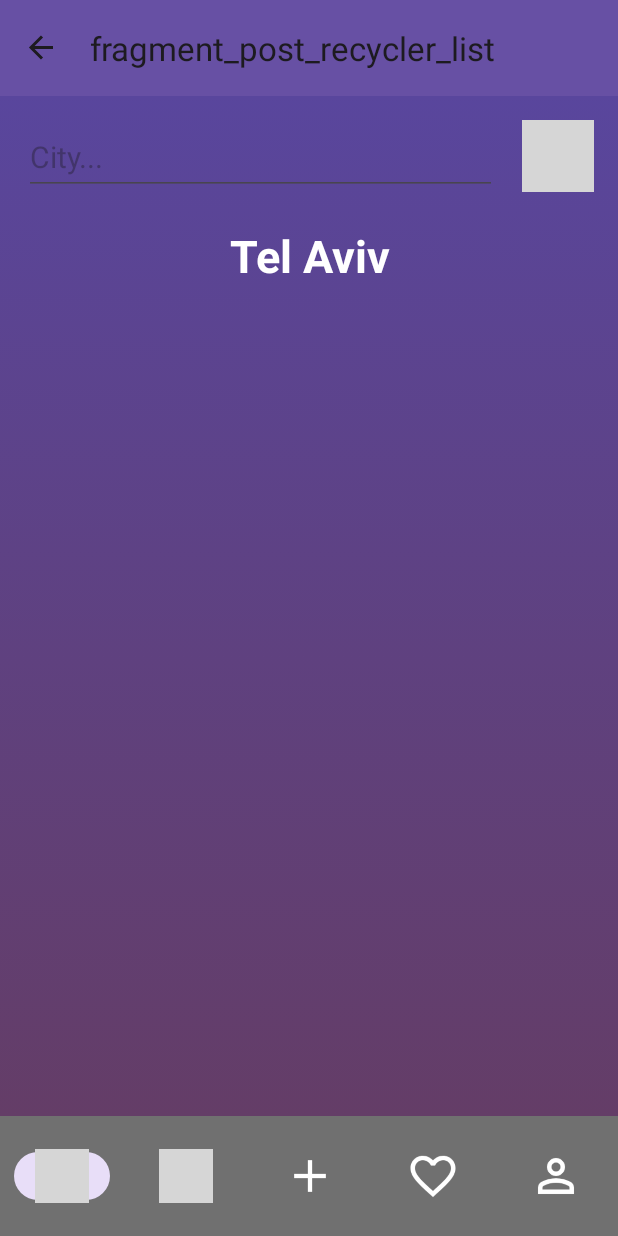
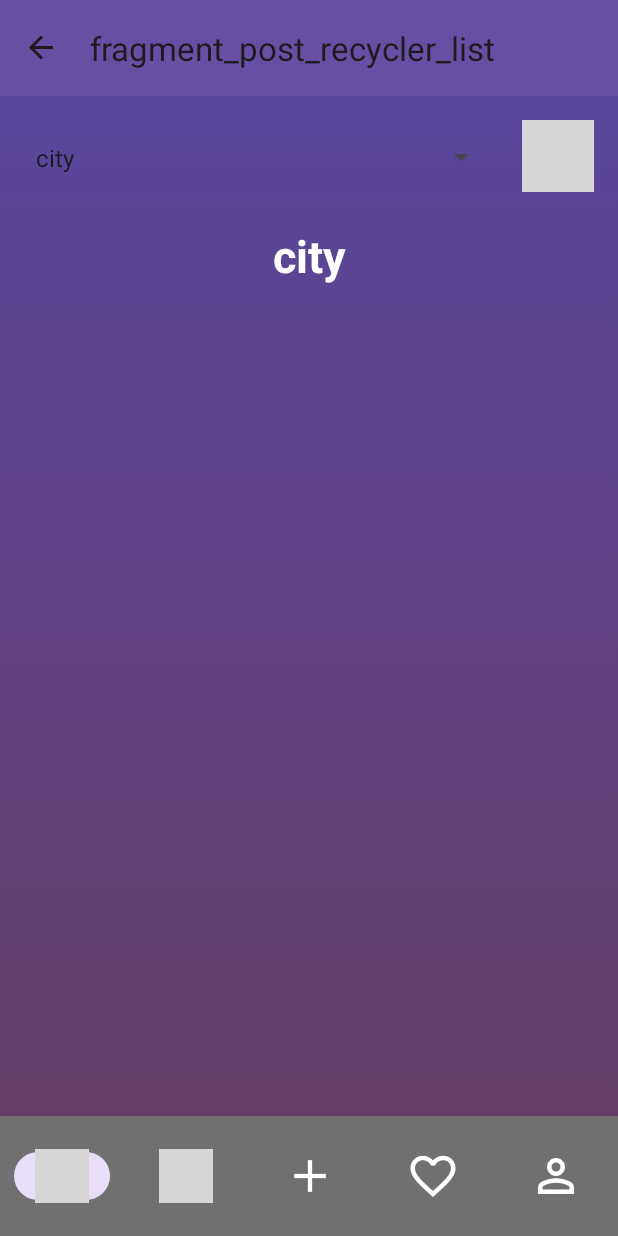
Before and after one commit to talgins47/WearWise, an Android app: the PostRecyclerList screen opened through its navigation route, on a phone screen of 412 x 824 dp. Run offline under Robolectric (Android 15) with nearby library versions, the phone set to English and light mode, and no system bars; our stand-ins replace Firebase (no records; nobody signed in at launch, a user with empty details on screens opened directly), Room's generated code, navigation-ui; grey boxes are pictures that could not be loaded.

Commit message:
post list

```diff
--- a/app/src/main/java/com/example/wearwise/PostRecyclerList.java
+++ b/app/src/main/java/com/example/wearwise/PostRecyclerList.java
@@ -2,76 +2,83 @@ package com.example.wearwise;
 
 import android.content.Context;
 import android.os.Bundle;
+import android.view.LayoutInflater;
+import android.view.View;
+import android.view.ViewGroup;
+import android.widget.AdapterView;
+import android.widget.ArrayAdapter;
+import android.widget.Spinner;
 
 import androidx.annotation.NonNull;
 import androidx.fragment.app.Fragment;
 import androidx.lifecycle.ViewModelProvider;
-import androidx.recyclerview.widget.GridLayoutManager;
 import androidx.recyclerview.widget.LinearLayoutManager;
 import androidx.recyclerview.widget.RecyclerView;
+import androidx.swiperefreshlayout.widget.SwipeRefreshLayout;
 
-import android.view.LayoutInflater;
-import android.view.View;
-import android.view.ViewGroup;
-
-import com.example.wearwise.Adapters.DailyWeatherAdapter;
 import com.example.wearwise.Adapters.PostAdapter;
+import com.example.wearwise.Adapters.SpinnerAdapter;
 import com.example.wearwise.databinding.FragmentPostRecyclerListBinding;
 import com.example.wearwise.model.Model;
 import com.example.wearwise.model.Post;
 
-import java.util.LinkedList;
 import java.util.List;
 
 public class PostRecyclerList extends Fragment {
-     RecyclerView postList;
-     PostAdapter adapter;
-     FragmentPostRecyclerListBinding binding;
-     PostsListFragmentViewModel viewModel;
+
+    private FragmentPostRecyclerListBinding binding;
+    private PostAdapter adapter;
+    private PostsListFragmentViewModel viewModel;
+    String city= "";
+
 
     public View onCreateView(LayoutInflater inflater, ViewGroup container,
                              Bundle savedInstanceState) {
         binding = FragmentPostRecyclerListBinding.inflate(inflater, container, false);
         View view = binding.getRoot();
-        //View view = inflater.inflate(R.layout.fragment_post_recycler_list, container, false);
+
         binding.postRecyclerView.setHasFixedSize(true);
         binding.postRecyclerView.setLayoutManager(new LinearLayoutManager(getContext()));
-        adapter = new PostAdapter(viewModel.getPostData().getValue(),getLayoutInflater());
-        binding.postRecyclerView.setAdapter(adapter);
+        adapter = new PostAdapter(viewModel.getPostData().getValue(), getLayoutInflater());
+        binding.postCitySpinner.setAdapter(SpinnerAdapter.setCitySpinner(getContext()));
+        binding.swipeRefresh.setOnRefreshListener(this::reloadData);
 
+        binding.postCitySpinner.setOnItemSelectedListener(new AdapterView.OnItemSelectedListener() {
+            @Override
+            public void onItemSelected(AdapterView<?> parent, View view, int position, long id) {
+                city=parent.getItemAtPosition(position).toString();
+                binding.postCity.setText(city);
+                loadPostsByCity(city);
+            }
 
+            @Override
+            public void onNothingSelected(AdapterView<?> parent) {
+            }
+    });
 
-    /*    Model.instance().getPostByCity((pCityList )->{
-            viewModel.setPostData(pCityList);
-            adapter.setPostData(viewModel.getPostData());
-                },"New York");
-        postList = view.findViewById(R.id.postRecyclerView);
-        postList.setHasFixedSize(true);
-        postList.setLayoutManager(new GridLayoutManager(getContext(),3));
-        postList.setAdapter(new DailyWeatherAdapter());*/
-
-        viewModel.getPostData().observe(getViewLifecycleOwner(),list->{
+        viewModel.getPostData().observe(getViewLifecycleOwner(), list -> {
             adapter.setPostData(list);
-            //binding.progressBar.setVisibility(View.GONE);
-        });
-        //Add post button
-
-        binding.swipeRefresh.setOnRefreshListener(()->{
-            reloadData();
+            binding.swipeRefresh.setRefreshing(false); // Stop refreshing
         });
 
         return view;
-
     }
 
-    public void onAttach(@NonNull Context context){
-         super.onAttach(context);
-         viewModel = new ViewModelProvider(this).get(PostsListFragmentViewModel.class);
+    @Override
+    public void onAttach(@NonNull Context context) {
+        super.onAttach(context);
+        viewModel = new ViewModelProvider(this).get(PostsListFragmentViewModel.class);
     }
 
-    void reloadData() {
-        //binding.progressBar.setvisibilty(View.VISIBLE);
+    private void loadPostsByCity(String city) {
+        Model.instance().getPostByCity(posts -> {
+            viewModel.setPostData(posts);
+            adapter.setPostData(posts);
+        }, city);
+    }
+
+    private void reloadData() {
+        binding.swipeRefresh.setRefreshing(true); // Show refreshing indicator
         Model.instance().getRefreshPosts();
     }
-
 }
--- a/app/src/main/java/com/example/wearwise/PostsListFragmentViewModel.java
+++ b/app/src/main/java/com/example/wearwise/PostsListFragmentViewModel.java
@@ -1,6 +1,7 @@
 package com.example.wearwise;
 
 import androidx.lifecycle.LiveData;
+import androidx.lifecycle.MutableLiveData;
 import androidx.lifecycle.ViewModel;
 
 import com.example.wearwise.model.Model;
@@ -10,11 +11,18 @@ import java.util.LinkedList;
 import java.util.List;
 
 public class PostsListFragmentViewModel extends ViewModel {
-    private LiveData<List<Post>> postData = Model.instance().getAllPosts();
+    private MutableLiveData<List<Post>> postData = new MutableLiveData<>();
 
-    LiveData<List<Post>> getPostData(){
+    public PostsListFragmentViewModel() {
+        // Initialize with all posts
+        Model.instance().getAllPosts().observeForever(posts -> postData.setValue(posts));
+    }
+
+    LiveData<List<Post>> getPostData() {
         return postData;
     }
 
-
+    public void setPostData(List<Post> posts) {
+        postData.setValue(posts);
+    }
 }
--- a/app/src/main/java/com/example/wearwise/model/Model.java
+++ b/app/src/main/java/com/example/wearwise/model/Model.java
@@ -10,6 +10,7 @@ import android.widget.Toast;
 import androidx.annotation.NonNull;
 import androidx.core.os.HandlerCompat;
 import androidx.lifecycle.LiveData;
+import androidx.lifecycle.MutableLiveData;
 
 import com.example.wearwise.MainActivity;
 import com.google.android.gms.tasks.OnCompleteListener;
@@ -35,6 +36,7 @@ public class Model {
     }
 
     private Model() {
+
     }
 
     List<DailyWeather> dailyData = new LinkedList<>();
@@ -97,7 +99,6 @@ public class Model {
 
     public void getPostByCity(Listener<List<Post>> callback, String city) {
         getRefreshPosts();
-        //return complete list from ROOM
         executor.execute(() -> {
             List<Post> complete = localdb.postsDao().getPostByCity(city);
             mainHandler.post(() -> {
@@ -141,4 +142,5 @@ public class Model {
     public boolean isUserLog(){
         return firebaseModel.isUserLog();
     }
+
 }
--- a/app/src/main/res/layout/fragment_post_recycler_list.xml
+++ b/app/src/main/res/layout/fragment_post_recycler_list.xml
@@ -1,5 +1,6 @@
-<?xml version="1.0" encoding="utf-8"?>
-<androidx.constraintlayout.widget.ConstraintLayout xmlns:android="http://schemas.android.com/apk/res/android"
+<!-- Updated layout using Spinner for city selection -->
+<androidx.constraintlayout.widget.ConstraintLayout
+    xmlns:android="http://schemas.android.com/apk/res/android"
     xmlns:app="http://schemas.android.com/apk/res-auto"
     xmlns:tools="http://schemas.android.com/tools"
     android:layout_width="match_parent"
@@ -7,15 +8,13 @@
     tools:context=".PostRecyclerList"
     android:background="@drawable/background">
 
-    <AutoCompleteTextView
-        android:id="@+id/postSearchBar"
+    <Spinner
+        android:id="@+id/postCitySpinner"
         android:layout_width="315dp"
         android:layout_height="50dp"
         android:layout_marginStart="16dp"
         android:layout_marginTop="16dp"
         android:layout_marginEnd="16dp"
-        android:hint="City..."
-        android:textSize="20dp"
         app:layout_constraintEnd_toStartOf="@+id/postSearchIcon"
         app:layout_constraintHorizontal_bias="0.0"
         app:layout_constraintStart_toStartOf="parent"
@@ -49,7 +48,7 @@
         app:layout_constraintEnd_toEndOf="parent"
         app:layout_constraintHorizontal_bias="0.0"
         app:layout_constraintStart_toStartOf="parent"
-        app:layout_constraintTop_toBottomOf="@+id/postSearchBar" />
+        app:layout_constraintTop_toBottomOf="@+id/postCitySpinner" />
 
     <androidx.swiperefreshlayout.widget.SwipeRefreshLayout
         android:id="@+id/swipe_refresh"
```
